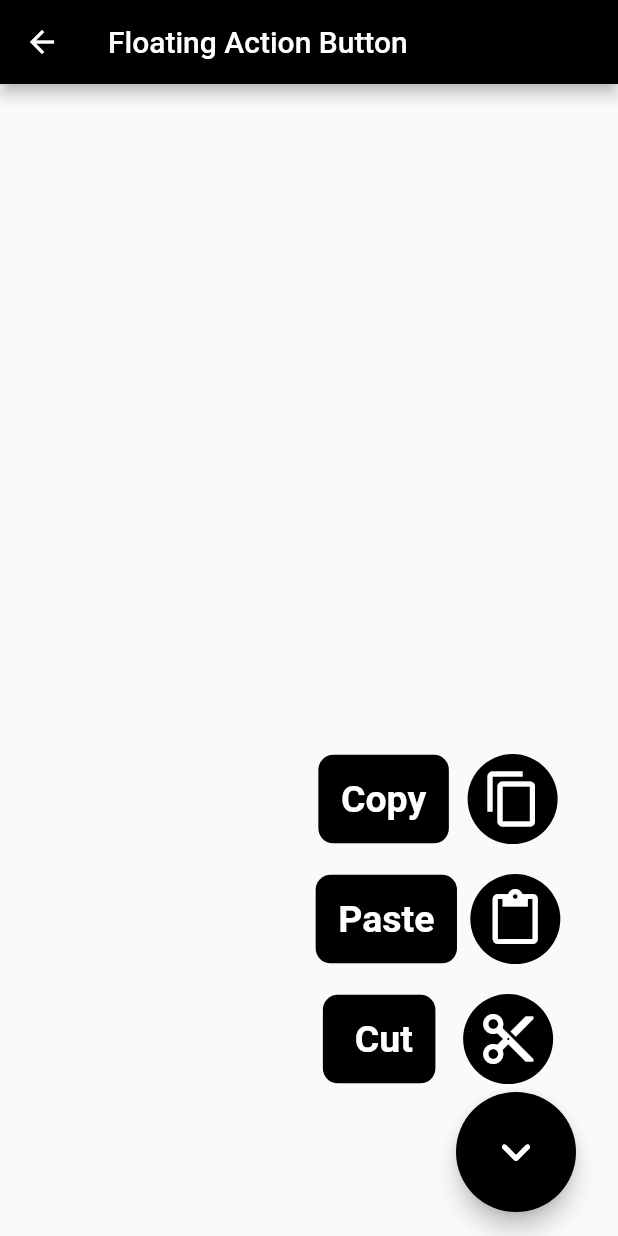
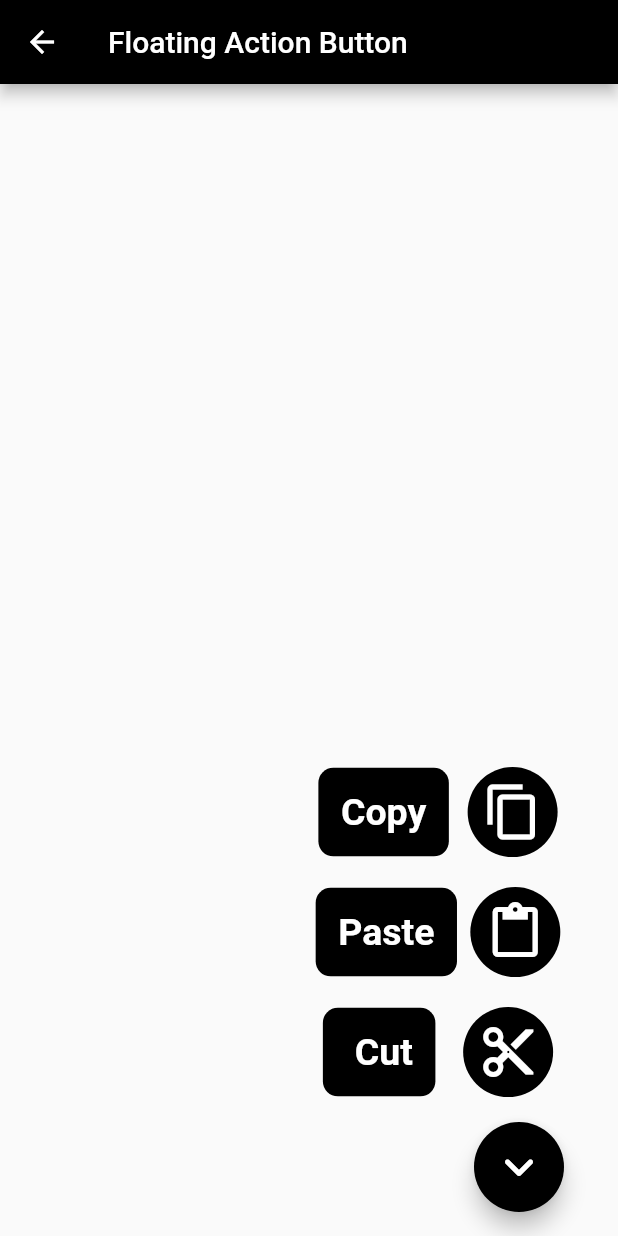
Before and after one commit to JhaNviSadhu/buttons, a Flutter app: the FloatingActionButtonDemo screen opened directly, after a tap on the "keyboard arrow up" icon, on a phone screen of 412 x 824 dp. Run offline on Flutter 3.47's test engine with Material 2 defaults, Android fonts, the phone set to English and light mode, and no system bars.

Commit message:
some changes

```diff
--- a/lib/Buttons/floatingActionButton.dart
+++ b/lib/Buttons/floatingActionButton.dart
@@ -23,9 +23,9 @@ class _FloatingActionButtonDemoState extends State<FloatingActionButtonDemo> {
       context: context,
       position: RelativeRect.fromLTRB(
           MediaQuery.of(context).size.width / 1.5,
-          MediaQuery.of(context).size.height / 1.7,
+          MediaQuery.of(context).size.height / 1.67,
           0.0,
-          25.0), //position where you want to show the menu on screen
+          0.0), //position where you want to show the menu on screen
       items: [
         PopupMenuItem(
           onTap: () {
@@ -92,10 +92,10 @@ class _FloatingActionButtonDemoState extends State<FloatingActionButtonDemo> {
         title: Text(widget.title),
       ),
       floatingActionButton: Padding(
-        padding: const EdgeInsets.only(right: 12),
+        padding: const EdgeInsets.only(right: 20),
         child: Container(
-          height: 80,
-          width: 80,
+          height: 60,
+          width: 60,
           child: FloatingActionButton(
             backgroundColor: Colors.black,
             onPressed: () {
```
